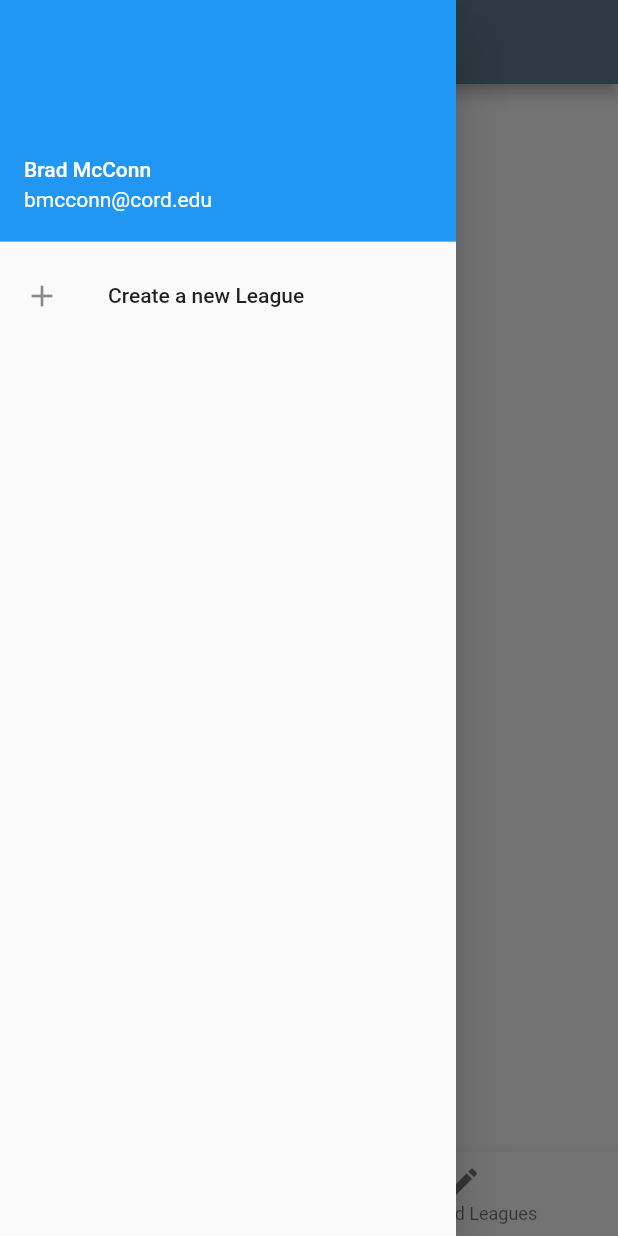
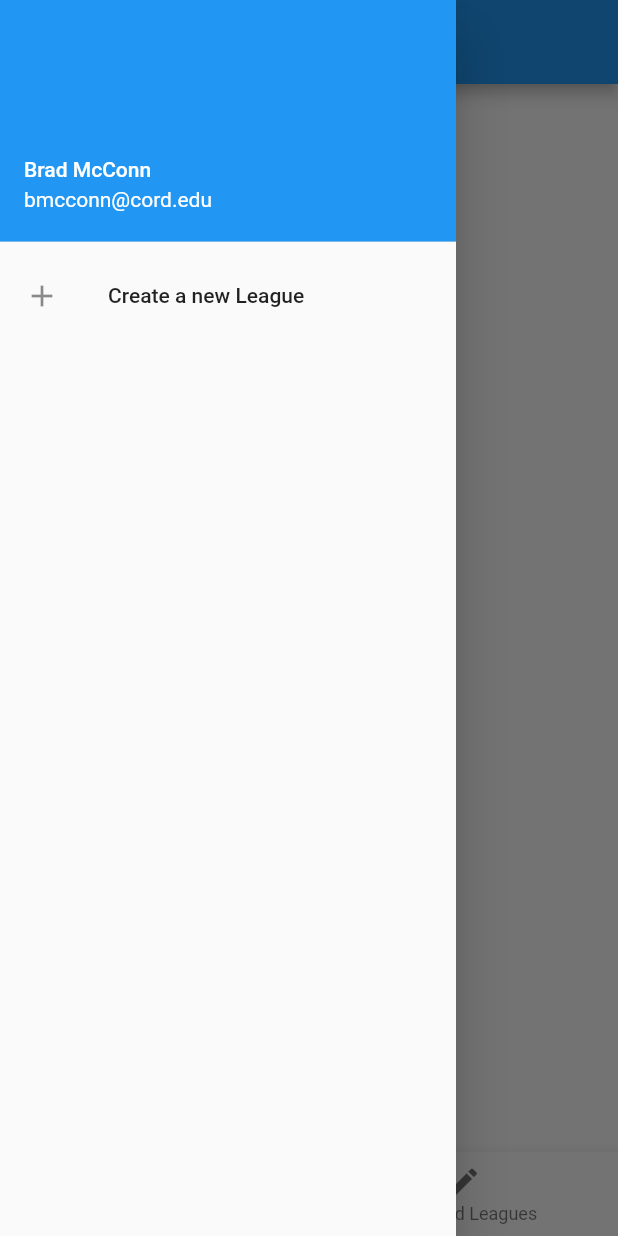
Before and after one commit to bmcconn/meagur-app, a Flutter app: the screen it shows after launch, with the side drawer open, on a phone screen of 412 x 824 dp. Run offline on Flutter 3.47's test engine with Material 2 defaults, Android fonts, the phone set to English and light mode, and no system bars; missing offline and left inert: validator.

Commit message:
Update primary color to blue

```diff
--- a/lib/main.dart
+++ b/lib/main.dart
@@ -18,7 +18,7 @@ class MyApp extends StatelessWidget {
       home: new HomePage(0, meagurService),
       theme: new ThemeData(
         accentColor: Colors.lightBlue,
-        primaryColor: Colors.blueGrey,
+        primaryColor: Colors.blue,
         hintColor: Colors.grey[700],
       ),
       routes: <String, WidgetBuilder> {
```
